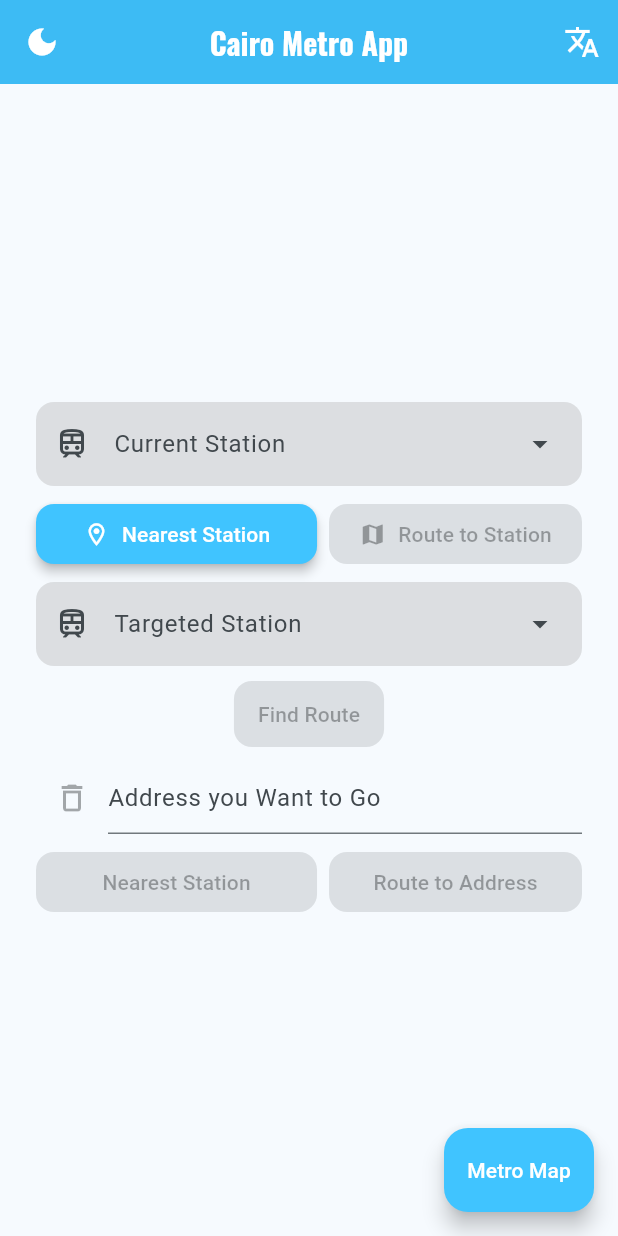
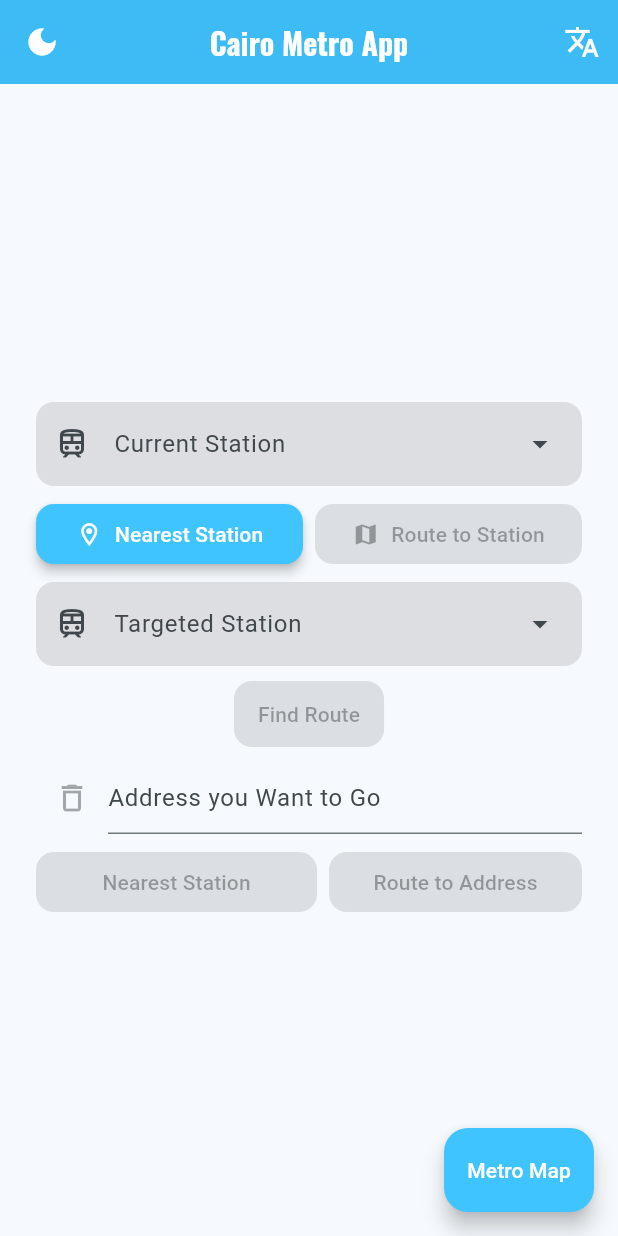
Before and after one commit to yousefheroo028/MetroSystem, a Flutter app: the screen it shows after launch, on a phone screen of 412 x 824 dp. Run offline on Flutter 3.47's test engine with Material 3 defaults, Android fonts, the phone set to English and light mode, and no system bars; our stand-ins replace geocoding, geolocator, get, google_fonts, loading_animation_widget, photo_view and 1 more.

```diff
--- a/lib/home_page.dart
+++ b/lib/home_page.dart
@@ -109,7 +109,6 @@ class _HomePageState extends State<HomePage> {
                   spacing: 8.0,
                   children: [
                     Expanded(
-                      flex: 10,
                       child: ElevatedButton.icon(
                         onPressed: _controller.isFound.value
                             ? null
@@ -132,7 +131,6 @@ class _HomePageState extends State<HomePage> {
                       ),
                     ),
                     Expanded(
-                      flex: 9,
                       child: ElevatedButton.icon(
                         onPressed: !_controller.fromIsEntered.value
                             ? null
```
